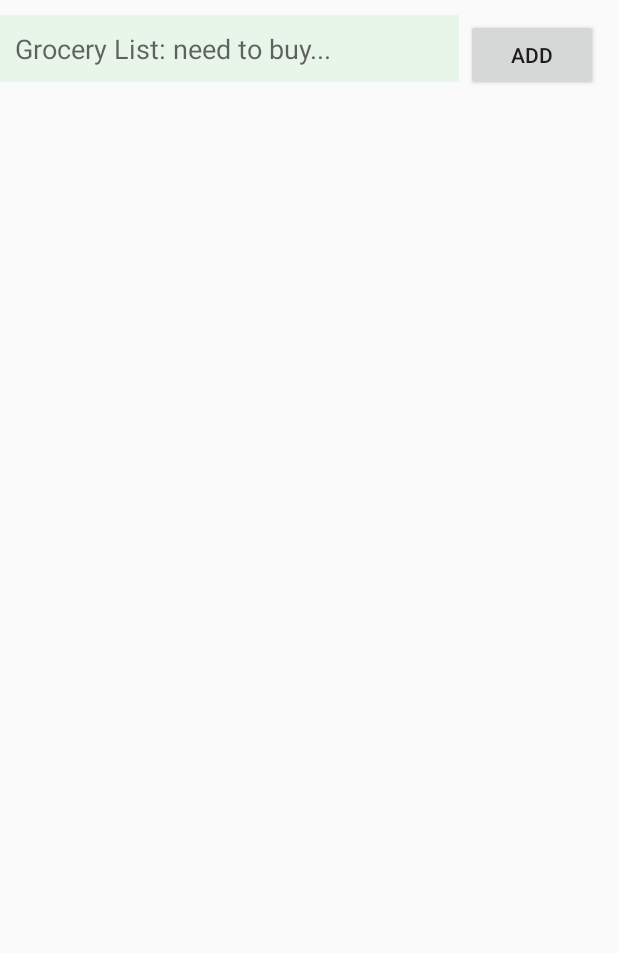
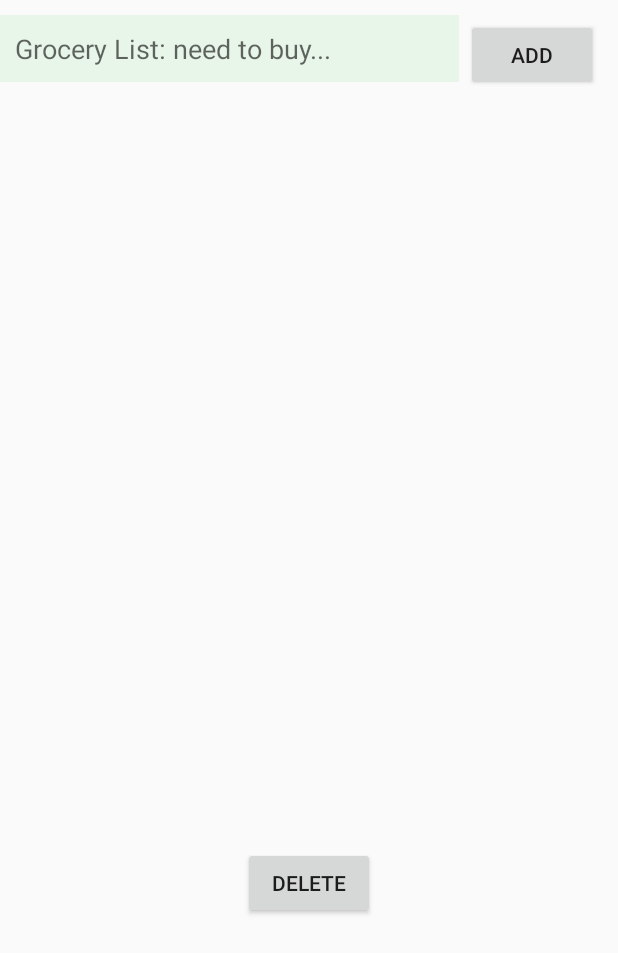
Before and after one commit to Shreya3624/Eat_meal, an Android app: the layout fragment_grocery_list.xml on its own in the app's theme, with its tools: preview values and no code run, on a phone screen of 412 x 824 dp. Shown: the top 953 px of the screen. Run offline under Robolectric (Android 15) with nearby library versions, the phone set to English and light mode, and no system bars.

Commit message:
Grocery DeleteButton commit

```diff
--- a/app/src/main/res/layout/fragment_grocery_list.xml
+++ b/app/src/main/res/layout/fragment_grocery_list.xml
@@ -3,6 +3,7 @@
     xmlns:tools="http://schemas.android.com/tools"
     android:layout_width="match_parent"
     android:layout_height="match_parent"
+    android:layout_marginBottom="?attr/actionBarSize"
     tools:context=".grocery_list">
 
 
@@ -13,6 +14,7 @@
         android:layout_marginTop="10dp"
         android:background="#E8F5E9"
         android:hint="Grocery List: need to buy..."
+        android:singleLine="true"
         android:padding="10dp"
         tools:ignore="TouchTargetSizeCheck" />
 
@@ -26,11 +28,35 @@
         android:layout_marginEnd="13dp"
         android:text="Add" />
 
+<!--    <ScrollView-->
+<!--        android:layout_width="match_parent"-->
+<!--        android:layout_below="@+id/buttonAddItem"-->
+<!--        android:layout_height="match_parent">-->
+<!--<LinearLayout-->
+<!--    android:layout_width="match_parent"-->
+<!--    android:layout_height="match_parent"-->
+<!--    android:id="@+id/itemcon"-->
+<!--    android:orientation="vertical">-->
+
     <ListView
         android:id="@+id/listViewItems"
+        android:layout_below="@id/editTextItem"
         android:layout_width="match_parent"
-        android:layout_height="wrap_content"
-        android:layout_below="@id/buttonAddItem"
+        android:layout_height="500dp"
         android:layout_marginTop="10dp" />
 
+    <Button
+        android:id="@+id/btndelete"
+        android:layout_width="wrap_content"
+        android:layout_centerHorizontal="true"
+        android:layout_below="@id/listViewItems"
+        android:layout_height="wrap_content"
+        android:layout_gravity="center"
+        android:text="Delete" />
+<!--</LinearLayout>-->
+
+<!--    </ScrollView>-->
+
+
+
 </RelativeLayout>
```
Also changed, not shown: app/src/main/java/com/example/eat_easy/grocery_list.kt (+13 -3 lines).
